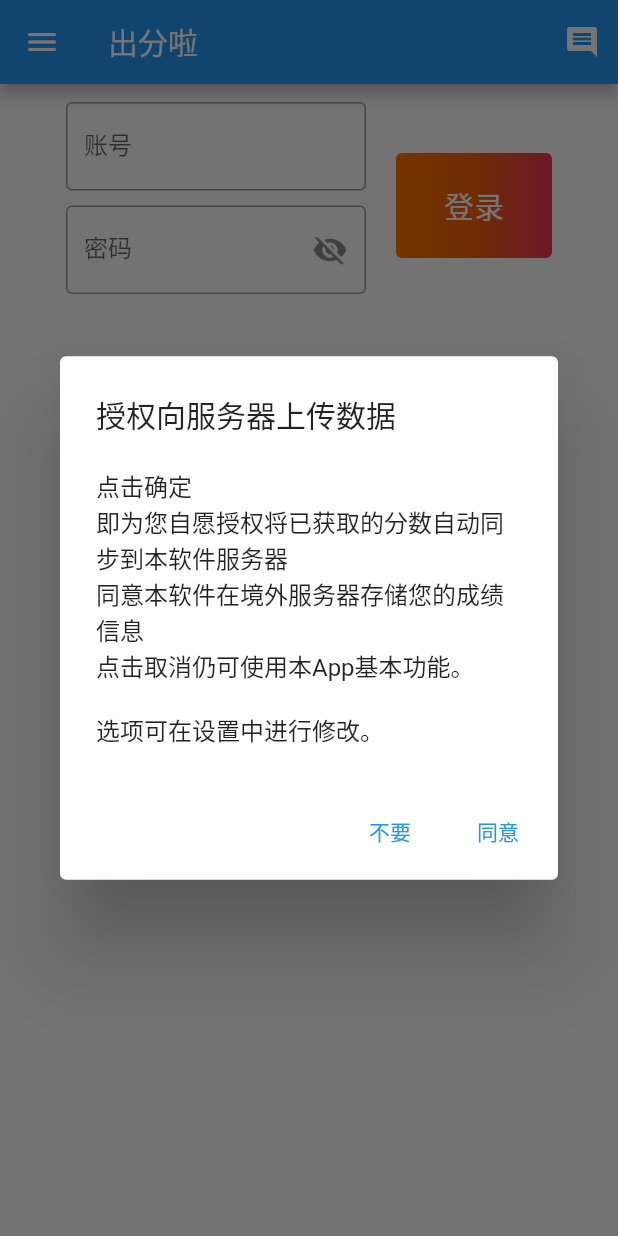
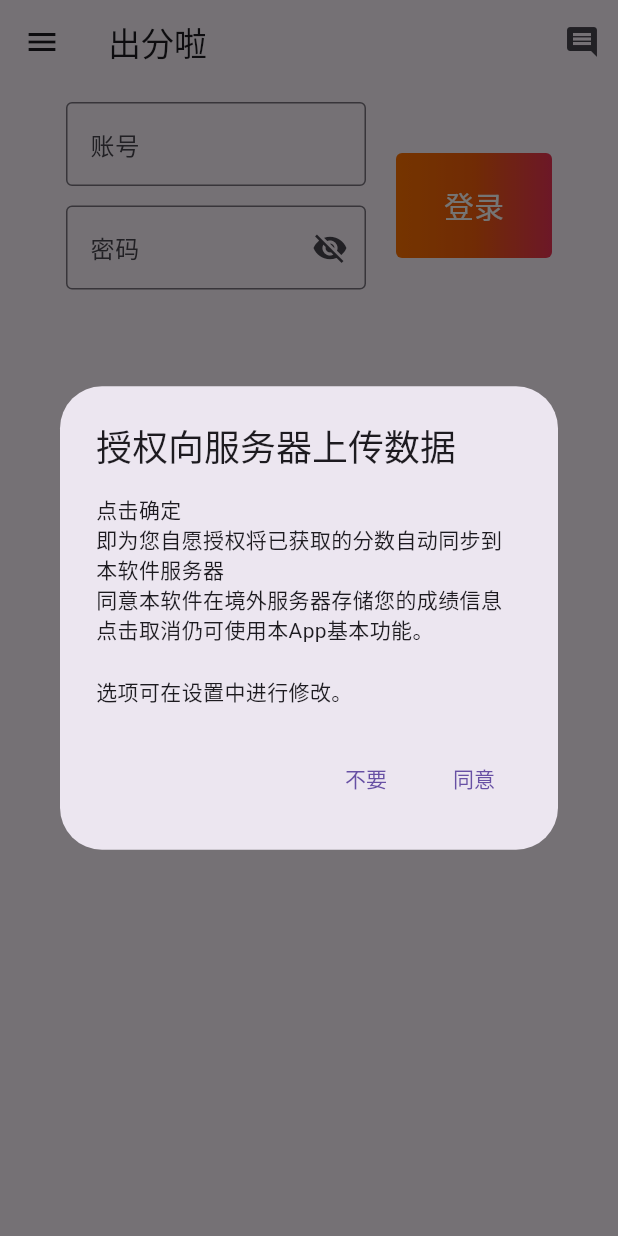
Before and after one commit to GoForceX/PrescoreFlutter, a Flutter app: the screen it shows after launch, on a phone screen of 412 x 824 dp. Run offline on Flutter 3.47's test engine with Material 2 defaults, Android fonts, the phone set to English and light mode, and no system bars; our stand-ins replace auto_route, cookie_jar, dio, dio_cookie_manager, fl_chart, logger and 7 more; missing offline and left inert: encrypt, pointycastle, r_upgrade, version; network calls fail.

Commit message:
feat: add material3 support

```diff
--- a/lib/main.dart
+++ b/lib/main.dart
@@ -75,8 +75,8 @@ class MyApp extends StatelessWidget {
         routeInformationParser: _appRouter.defaultRouteParser(),
         routerDelegate: _appRouter.delegate(),
         title: '出分啦',
-        theme: ThemeData(),
-        darkTheme: ThemeData.dark(),
+        theme: ThemeData(useMaterial3: true),
+        darkTheme: ThemeData.dark().copyWith(useMaterial3: true),
         themeMode: ThemeMode.system);
   }
 }
```
